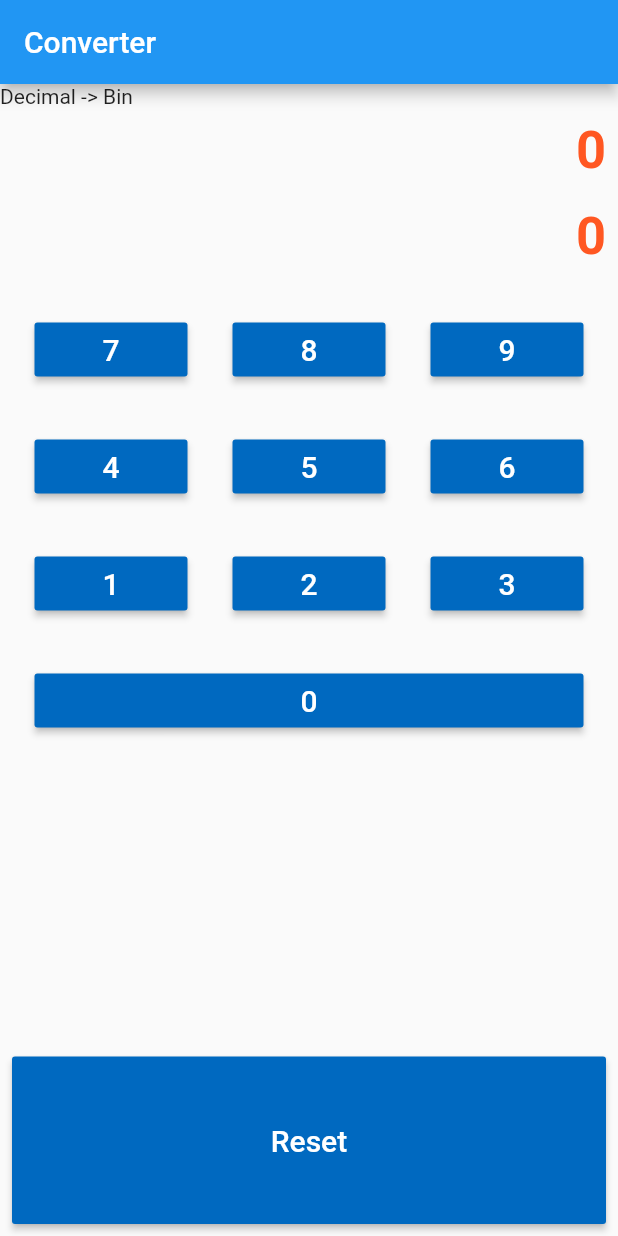
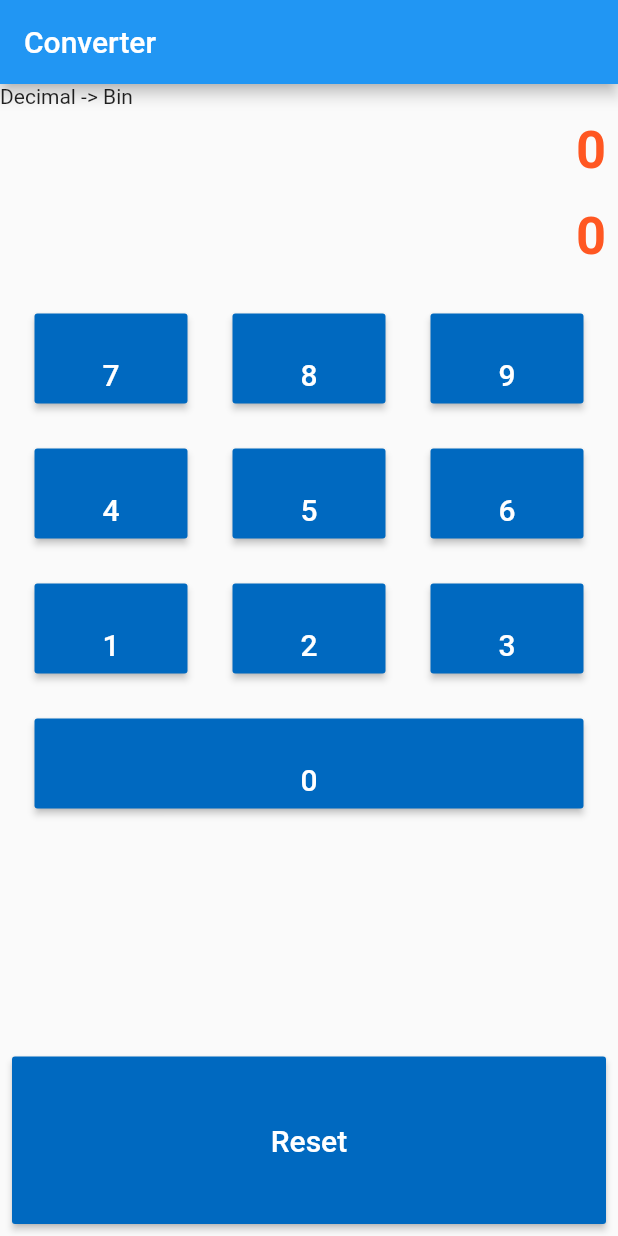
Before and after one commit to CamiloPacheco/Convertidor_Bin--Dec-Dec--Bin, a Flutter app: the screen it shows after launch, on a phone screen of 412 x 824 dp. Run offline on Flutter 3.47's test engine with Material 2 defaults, Android fonts, the phone set to English and light mode, and no system bars.

Commit message:
Tamaño de botones corregido

```diff
--- a/lib/widgets/converter.dart
+++ b/lib/widgets/converter.dart
@@ -103,6 +103,7 @@ class _ConverterState extends State<Converter> {
                               },
                               child: Text("7",
                                   style: new TextStyle(
+                                    height: 3,
                                     fontSize: 20.0,
                                     color: Colors.white,
                                   ))),
@@ -120,6 +121,7 @@ class _ConverterState extends State<Converter> {
                               },
                               child: Text("8",
                                   style: new TextStyle(
+                                    height: 3,
                                     fontSize: 20.0,
                                     color: Colors.white,
                                   ))),
@@ -137,6 +139,7 @@ class _ConverterState extends State<Converter> {
                               },
                               child: Text("9",
                                   style: new TextStyle(
+                                    height: 3,
                                     fontSize: 20.0,
                                     color: Colors.white,
                                   ))),
@@ -156,6 +159,7 @@ class _ConverterState extends State<Converter> {
                               },
                               child: Text("4",
                                   style: new TextStyle(
+                                    height: 3,
                                     fontSize: 20.0,
                                     color: Colors.white,
                                   ))),
@@ -173,6 +177,7 @@ class _ConverterState extends State<Converter> {
                               },
                               child: Text("5",
                                   style: new TextStyle(
+                                    height: 3,
                                     fontSize: 20.0,
                                     color: Colors.white,
                                   ))),
@@ -190,6 +195,7 @@ class _ConverterState extends State<Converter> {
                               },
                               child: Text("6",
                                   style: new TextStyle(
+                                    height: 3,
                                     fontSize: 20.0,
                                     color: Colors.white,
                                   ))),
@@ -209,6 +215,7 @@ class _ConverterState extends State<Converter> {
                               },
                               child: Text("1",
                                   style: new TextStyle(
+                                    height: 3,
                                     fontSize: 20.0,
                                     color: Colors.white,
                                   ))),
@@ -226,6 +233,7 @@ class _ConverterState extends State<Converter> {
                               },
                               child: Text("2",
                                   style: new TextStyle(
+                                    height: 3,
                                     fontSize: 20.0,
                                     color: Colors.white,
                                   ))),
@@ -243,6 +251,7 @@ class _ConverterState extends State<Converter> {
                               },
                               child: Text("3",
                                   style: new TextStyle(
+                                    height: 3,
                                     fontSize: 20.0,
                                     color: Colors.white,
                                   ))),
@@ -261,6 +270,7 @@ class _ConverterState extends State<Converter> {
                               },
                               child: Text("0",
                                   style: new TextStyle(
+                                    height: 3,
                                     fontSize: 20.0,
                                     color: Colors.white,
                                   ))),
```
